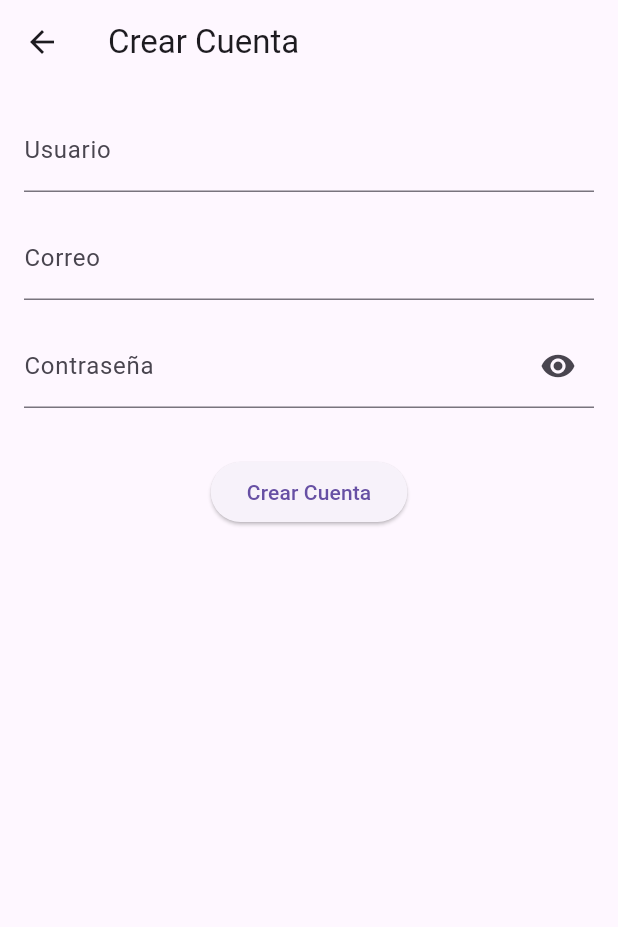
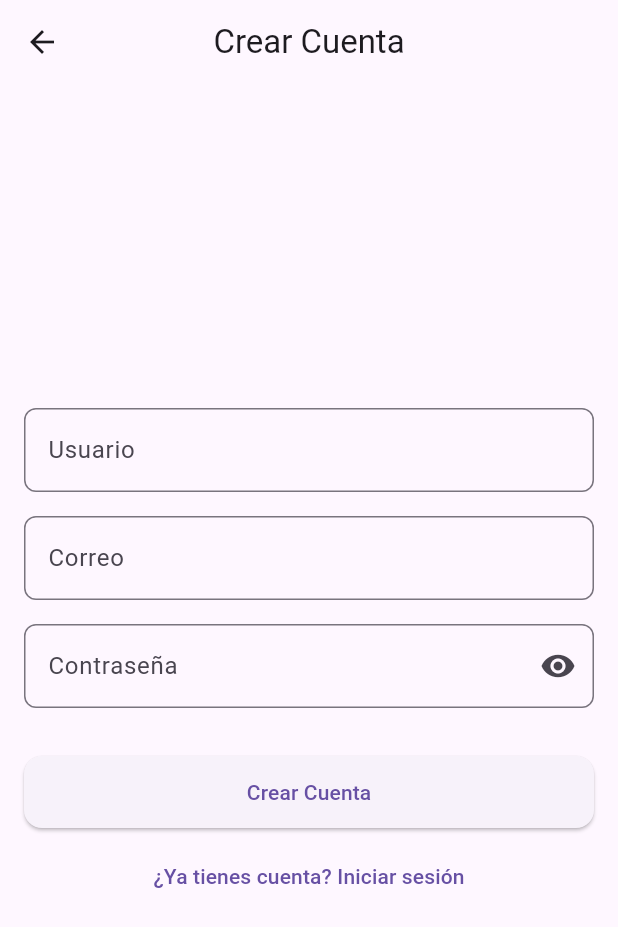
Before and after one commit to OnControlUPC/OnControl-flutter, a Flutter app: the screen it shows after launch, after a tap on "Ingresar", after a tap on "Crear cuenta", on a phone screen of 412 x 824 dp. Shown: the top 927 px of the screen. Run offline on Flutter 3.47's test engine with Material 3 defaults, Android fonts, the phone set to English and light mode, and no system bars; our stand-ins replace equatable, flutter_bloc, flutter_secure_storage, shared_preferences.

Commit message:
The design is improved

```diff
--- a/lib/core/config.dart
+++ b/lib/core/config.dart
@@ -3,7 +3,7 @@
 class Config {
   /// URL base de tu API (sin slash final)
   static const String BASE_URL =
-      'https://3ce0-38-187-27-247.ngrok-free.app/api/v1';
+      'https://oncontrolbackend-gtbdhpc9fgd2epdx.westus3-01.azurewebsites.net/api/v1';
 
   /// Rutas relativas a BASE_URL
   static const String LOGIN_URL = '/authentication/sign-in';
--- a/lib/features/auth/presentation/pages/login_page.dart
+++ b/lib/features/auth/presentation/pages/login_page.dart
@@ -1,14 +1,16 @@
+/// lib/features/patients/presentation/pages/login_page.dart
+
 import 'package:flutter/material.dart';
 import 'package:flutter_bloc/flutter_bloc.dart';
 import 'package:flutter_secure_storage/flutter_secure_storage.dart';
-import '.././bloc/auth_bloc.dart';
-import '.././bloc/auth_event.dart';
-import '.././bloc/auth_state.dart';
+import '../bloc/auth_bloc.dart';
+import '../bloc/auth_event.dart';
+import '../bloc/auth_state.dart';
 
 class LoginPage extends StatefulWidget {
   const LoginPage({Key? key}) : super(key: key);
   @override
-  _LoginPageState createState() => _LoginPageState();
+  State<LoginPage> createState() => _LoginPageState();
 }
 
 class _LoginPageState extends State<LoginPage> {
@@ -26,8 +28,16 @@ class _LoginPageState extends State<LoginPage> {
 
   @override
   Widget build(BuildContext context) {
+    final inputBorder = OutlineInputBorder(
+      borderRadius: BorderRadius.circular(8),
+      borderSide: BorderSide(color: Theme.of(context).primaryColor),
+    );
+
     return Scaffold(
-      appBar: AppBar(title: const Text('Iniciar Sesión')),
+      appBar: AppBar(
+        title: const Text('Iniciar Sesión'),
+        centerTitle: true,
+      ),
       body: BlocListener<AuthBloc, AuthState>(
         listener: (context, state) async {
           if (state is AuthAuthenticated) {
@@ -43,14 +53,18 @@ class _LoginPageState extends State<LoginPage> {
           }
         },
         child: Padding(
-          padding: const EdgeInsets.all(16),
+          padding: const EdgeInsets.all(16.0),
           child: Form(
             key: _formKey,
             child: Column(
+              mainAxisAlignment: MainAxisAlignment.center,
               children: [
                 TextFormField(
                   controller: _emailController,
-                  decoration: const InputDecoration(labelText: 'Correo'),
+                  decoration: InputDecoration(
+                    labelText: 'Correo',
+                    border: inputBorder,
+                  ),
                   keyboardType: TextInputType.emailAddress,
                   validator: (v) => v != null && v.contains('@') ? null : 'Email inválido',
                 ),
@@ -59,13 +73,16 @@ class _LoginPageState extends State<LoginPage> {
                   controller: _passwordController,
                   decoration: InputDecoration(
                     labelText: 'Contraseña',
+                    border: inputBorder,
                     suffixIcon: IconButton(
-                      icon: Icon(_showPassword ? Icons.visibility_off : Icons.visibility),
+                      icon: Icon(
+                        _showPassword ? Icons.visibility_off : Icons.visibility,
+                      ),
                       onPressed: () => setState(() => _showPassword = !_showPassword),
                     ),
                   ),
                   obscureText: !_showPassword,
-                  validator: (v) => v != null && v.length >= 6 ? null : 'Min. 6 caracteres',
+                  validator: (v) => v != null && v.length >= 6 ? null : 'Mínimo 6 caracteres',
                 ),
                 const SizedBox(height: 32),
                 BlocBuilder<AuthBloc, AuthState>(
@@ -76,7 +93,9 @@ class _LoginPageState extends State<LoginPage> {
                     return Column(
                       crossAxisAlignment: CrossAxisAlignment.stretch,
                       children: [
-                        ElevatedButton(
+                        SizedBox(
+                          width: double.infinity,
+                          child: ElevatedButton(
                             onPressed: () {
                               if (_formKey.currentState!.validate()) {
                                 context.read<AuthBloc>().add(
@@ -87,7 +106,14 @@ class _LoginPageState extends State<LoginPage> {
                                     );
                               }
                             },
+                            style: ElevatedButton.styleFrom(
+                              minimumSize: const Size(120, 48),
+                              shape: RoundedRectangleBorder(
+                                borderRadius: BorderRadius.circular(12),
+                              ),
+                            ),
                             child: const Text('Ingresar'),
+                          ),
                         ),
                         TextButton(
                           onPressed: () => Navigator.of(context).pushNamed('/signup'),
--- a/lib/features/auth/presentation/pages/signup_page.dart
+++ b/lib/features/auth/presentation/pages/signup_page.dart
@@ -1,14 +1,16 @@
+/// lib/features/patients/presentation/pages/signup_page.dart
+
 import 'package:flutter/material.dart';
 import 'package:flutter_bloc/flutter_bloc.dart';
 import 'package:flutter_secure_storage/flutter_secure_storage.dart';
-import '.././bloc/auth_bloc.dart';
-import '.././bloc/auth_event.dart';
-import '.././bloc/auth_state.dart';
+import '../bloc/auth_bloc.dart';
+import '../bloc/auth_event.dart';
+import '../bloc/auth_state.dart';
 
 class SignUpPage extends StatefulWidget {
   const SignUpPage({Key? key}) : super(key: key);
   @override
-  _SignUpPageState createState() => _SignUpPageState();
+  State<SignUpPage> createState() => _SignUpPageState();
 }
 
 class _SignUpPageState extends State<SignUpPage> {
@@ -28,12 +30,18 @@ class _SignUpPageState extends State<SignUpPage> {
 
   @override
   Widget build(BuildContext context) {
+    final inputBorder = OutlineInputBorder(
+      borderRadius: BorderRadius.circular(8),
+      borderSide: BorderSide(color: Theme.of(context).primaryColor),
+    );
     return Scaffold(
-      appBar: AppBar(title: const Text('Crear Cuenta')),
+      appBar: AppBar(
+        title: const Text('Crear Cuenta'),
+        centerTitle: true,
+      ),
       body: BlocListener<AuthBloc, AuthState>(
         listener: (context, state) async {
           if (state is AuthSignUpSuccess) {
-            print('🔔 [UI:SignUp] SignUpSuccess id=${state.user.id}');
             context.read<AuthBloc>().add(
                   AuthLoginRequested(
                     _emailController.text.trim(),
@@ -42,8 +50,8 @@ class _SignUpPageState extends State<SignUpPage> {
                 );
           }
           if (state is AuthAuthenticated) {
-            final token = await const FlutterSecureStorage().read(key: 'token');
-            print('🔔 [UI:SignUp] Login success token=$token');
+            final token =
+                await const FlutterSecureStorage().read(key: 'token');
             Navigator.of(context).pushReplacementNamed(
               '/profile-creation',
               arguments: {
@@ -54,50 +62,71 @@ class _SignUpPageState extends State<SignUpPage> {
             );
           }
           if (state is AuthError) {
-            print('❌ [UI:SignUp] AuthError: ${state.message}');
             ScaffoldMessenger.of(context).showSnackBar(
               SnackBar(content: Text(state.message)),
             );
           }
         },
         child: Padding(
-          padding: const EdgeInsets.all(16),
+          padding: const EdgeInsets.all(16.0),
           child: Form(
             key: _formKey,
             child: Column(
+              mainAxisAlignment: MainAxisAlignment.center,
               children: [
                 TextFormField(
                   controller: _nameController,
-                  decoration: const InputDecoration(labelText: 'Usuario'),
+                  decoration: InputDecoration(
+                    labelText: 'Usuario',
+                    border: inputBorder,
+                  ),
                   validator: (v) => v == null || v.isEmpty ? 'Requerido' : null,
                 ),
                 const SizedBox(height: 16),
                 TextFormField(
                   controller: _emailController,
-                  decoration: const InputDecoration(labelText: 'Correo'),
+                  decoration: InputDecoration(
+                    labelText: 'Correo',
+                    border: inputBorder,
+                  ),
                   keyboardType: TextInputType.emailAddress,
-                  validator: (v) => v != null && v.contains('@') ? null : 'Email inválido',
+                  validator: (v) => v != null && v.contains('@')
+                      ? null
+                      : 'Email inválido',
                 ),
                 const SizedBox(height: 16),
                 TextFormField(
                   controller: _passwordController,
                   decoration: InputDecoration(
                     labelText: 'Contraseña',
+                    border: inputBorder,
                     suffixIcon: IconButton(
-                      icon: Icon(_showPassword ? Icons.visibility_off : Icons.visibility),
-                      onPressed: () => setState(() => _showPassword = !_showPassword),
+                      icon: Icon(
+                        _showPassword
+                            ? Icons.visibility_off
+                            : Icons.visibility,
+                      ),
+                      onPressed: () => setState(
+                        () => _showPassword = !_showPassword,
+                      ),
                     ),
                   ),
                   obscureText: !_showPassword,
-                  validator: (v) => v != null && v.length >= 6 ? null : 'Mínimo 6 caracteres',
+                  validator: (v) => v != null && v.length >= 6
+                      ? null
+                      : 'Mínimo 6 caracteres',
                 ),
                 const SizedBox(height: 32),
                 BlocBuilder<AuthBloc, AuthState>(
                   builder: (context, state) {
                     if (state is AuthLoading) {
-                      return const Center(child: CircularProgressIndicator());
+                      return const Center(
+                        child: CircularProgressIndicator(),
+                      );
                     }
-                    return ElevatedButton(
+                    return SizedBox(
+                      width: double.infinity,
+                      child: ElevatedButton(
                         onPressed: () {
                           if (_formKey.currentState!.validate()) {
                             context.read<AuthBloc>().add(
@@ -110,9 +139,22 @@ class _SignUpPageState extends State<SignUpPage> {
                                 );
                           }
                         },
+                        style: ElevatedButton.styleFrom(
+                          minimumSize: const Size(120, 48),
+                          shape: RoundedRectangleBorder(
+                            borderRadius: BorderRadius.circular(12),
+                          ),
+                        ),
                         child: const Text('Crear Cuenta'),
+                      ),
                     );
                   },
+                ),
+                const SizedBox(height: 8),
+                TextButton(
+                  onPressed: () =>
+                      Navigator.of(context).pushReplacementNamed('/login'),
+                  child: const Text('¿Ya tienes cuenta? Iniciar sesión'),
                 ),
               ],
             ),
```
Also changed, not shown: lib/features/home/presentation/pages/home_page.dart (+32 -8 lines), 6 other files. Lines whose indentation alone changed are shown as unchanged.
